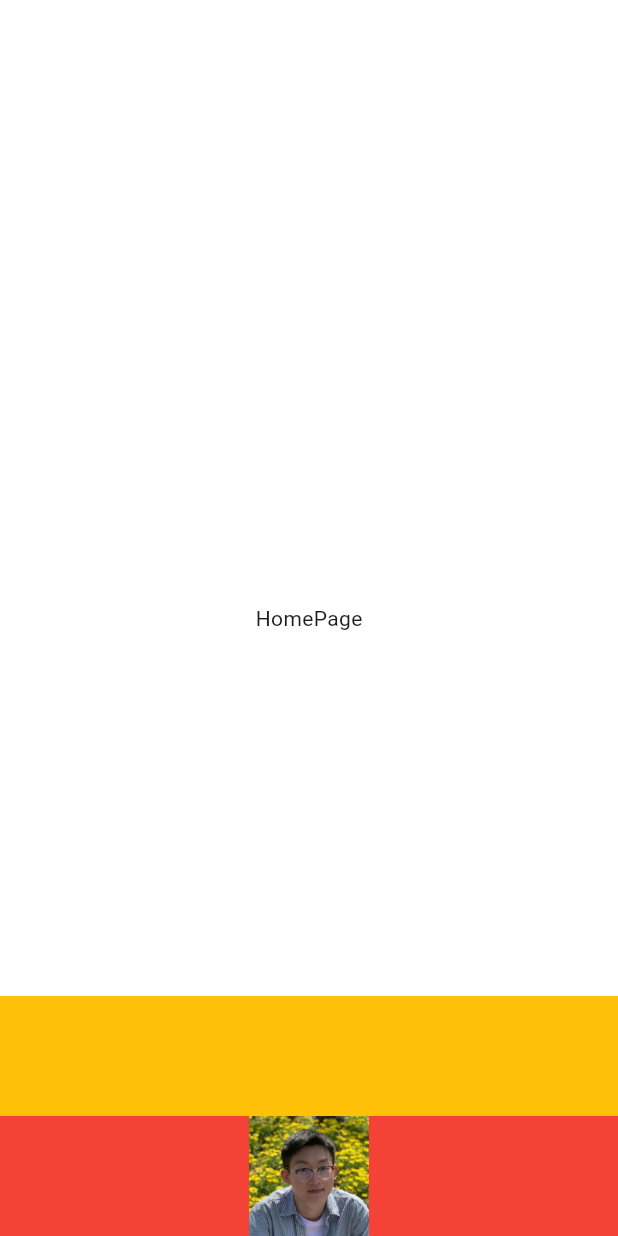
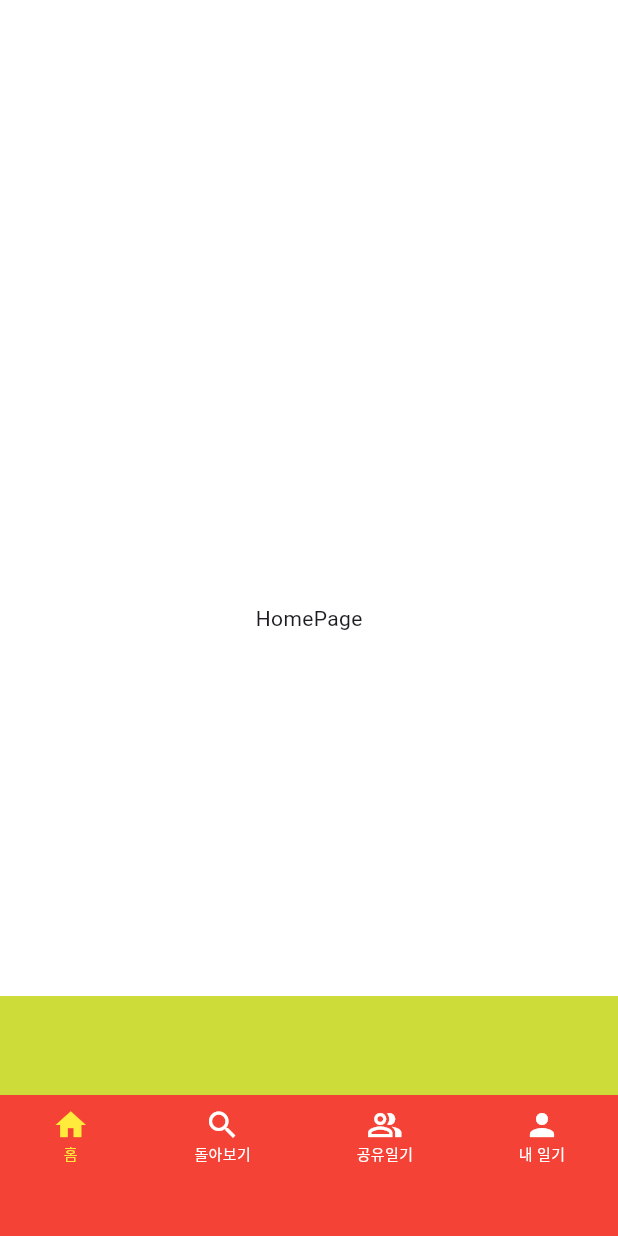
Before and after one commit to FrontStudy/wazzang_diary_app, a Flutter app: the screen it shows after launch, on a phone screen of 412 x 824 dp. Run offline on Flutter 3.47's test engine with Material 3 defaults, Android fonts, the phone set to English and light mode, and no system bars; our stand-ins replace flutter_bloc.

Commit message:
✨Feat: draggable, Scalable한 바텀바와 화면 전환 애니메이션 구현

```diff
--- /dev/null
+++ b/lib/core/routes/sub_navigator_routes.dart
@@ -0,0 +1,28 @@
+import 'package:flutter/material.dart';
+
+import '../../presentation/pages/home_page.dart';
+import '../../presentation/pages/search_page.dart';
+
+class SubNavigatorRoutes {
+  static Route onGenerateRoutes(RouteSettings settings) {
+    switch (settings.name) {
+      case '/':
+        return _materialRoute(const HomePage());
+
+      case '/Search':
+        return _materialRoute(const SearchPage());
+
+      default:
+        return _materialRoute(const HomePage());
+    }
+  }
+
+  static Route<dynamic> _materialRoute(Widget view) {
+    return PageRouteBuilder(
+      pageBuilder: (context, animation, secondaryAnimation) => view,
+      transitionsBuilder: (context, animation, secondaryAnimation, child) {
+        return child;
+      },
+    );
+  }
+}
--- a/lib/main.dart
+++ b/lib/main.dart
@@ -1,97 +1,168 @@
-import 'package:flutter/cupertino.dart';
 import 'package:flutter/material.dart';
 import 'package:flutter_bloc/flutter_bloc.dart';
 
-import 'core/routing/drag_route_cubit.dart';
+import 'presentation/bloc/main/bottom_navigation_bar_cubit.dart';
+import 'presentation/bloc/main/drag_route_cubit.dart';
+import 'presentation/bloc/main/navigator_key_cubit.dart';
+import 'core/routes/sub_navigator_routes.dart';
+import 'presentation/widgets/main/first_bottom_navi_bar.dart';
+import 'presentation/widgets/main/second_bottom_navi_bar.dart';
 
 void main() {
   WidgetsFlutterBinding.ensureInitialized();
-  runApp(const MyApp());
+
+  final GlobalKey<NavigatorState> navigatorKey = GlobalKey<NavigatorState>();
+
+  runApp(MyApp(navigatorKey: navigatorKey));
 }
 
 class MyApp extends StatelessWidget {
-  const MyApp({super.key});
+  final GlobalKey<NavigatorState> navigatorKey;
+  const MyApp({required this.navigatorKey, super.key});
 
-  // This widget is the root of your application.
   @override
   Widget build(BuildContext context) {
     return MaterialApp(
       debugShowCheckedModeBanner: false,
-      home: BlocProvider(
-          create: (_) => DragRouteCubit(), child: const HomePage()),
+      home: MultiBlocProvider(
+        providers: [
+          BlocProvider<DragRouteCubit>(create: (_) => DragRouteCubit()),
+          BlocProvider<BottomNavigationBarCubit>(
+              create: (_) => BottomNavigationBarCubit()),
+          BlocProvider<NavigatorKeyCubit>(
+              create: (_) => NavigatorKeyCubit(navigatorKey))
+        ],
+        child: const MainPage(),
+      ),
     );
   }
 }
 
-class HomePage extends StatelessWidget {
-  const HomePage({super.key});
+class MainPage extends StatefulWidget {
+  const MainPage({super.key});
+
+  @override
+  State<MainPage> createState() => _MainPageState();
+}
+
+class _MainPageState extends State<MainPage> with TickerProviderStateMixin {
+  AnimationController? _controller;
+  Animation<double>? _animation;
+
+  @override
+  void dispose() {
+    _controller?.dispose();
+    super.dispose();
+  }
+
+  void _startAnimation(double start, double end, bool isFirstScale) {
+    Duration duration =
+        Duration(milliseconds: ((end - start).abs() * 100).round());
+    _controller = AnimationController(
+      duration: duration,
+      vsync: this,
+    );
+    _animation = Tween<double>(
+      begin: start, // 시작점
+      end: end, // 종료점 (x축으로 1만큼 이동)
+    ).animate(_controller!)
+      ..addListener(() {
+        if (isFirstScale) {
+          context.read<DragRouteCubit>().updateFirstScale(_animation!.value);
+        } else {
+          context.read<DragRouteCubit>().updateSecondScale(_animation!.value);
+        }
+      });
+
+    _controller!.forward();
+  }
 
   @override
   Widget build(BuildContext context) {
     var screenSize = MediaQuery.of(context).size;
 
+    double firstBottombarHeight = 94;
     double secondBottomBarHeight = 80;
+    double secondBottomBarTopGap = 130;
 
     return Scaffold(
-      body:
-          BlocBuilder<DragRouteCubit, DragState>(builder: (context, dratState) {
+      body: BlocConsumer<DragRouteCubit, DragState>(
+          listener: (context, dragState) {
+        if (dragState.shouldAnimate) {
+          context.read<DragRouteCubit>().resetAnimationFlag();
+          _startAnimation(
+              dragState.isfirstScaleAnimated!
+                  ? dragState.firstScale
+                  : dragState.secondScale,
+              dragState.animateTargetScale!,
+              dragState.isfirstScaleAnimated!);
+        }
+      }, builder: (context, dragState) {
+        double? pipNeedBottom;
+        if (dragState.pageIndex == 0) {
+          pipNeedBottom = 0;
+        } else if (dragState.pageIndex == 1) {
+          if (dragState.firstScale == 1) {
+            pipNeedBottom = null;
+          } else {
+            pipNeedBottom = 0;
+          }
+        } else {
+          pipNeedBottom = null;
+        }
         return Stack(children: [
-          //가장 배경
           Container(
               color: Colors.white,
               height: screenSize.height,
-              child: const Center(child: Text('HomePage'))),
+              child: Navigator(
+                  key: context.read<NavigatorKeyCubit>().state,
+                  onGenerateRoute: SubNavigatorRoutes.onGenerateRoutes)),
+          Positioned(
+              bottom: pipNeedBottom,
+              child: GestureDetector(
+                onTap: (() => context.read<DragRouteCubit>().handlePipTap()),
+                onVerticalDragUpdate: ((details) => context
+                    .read<DragRouteCubit>()
+                    .handlePipDragUpdate(details.primaryDelta!)),
+                onVerticalDragEnd: ((details) =>
+                    context.read<DragRouteCubit>().handlePipDragEnd()),
+                child: Container(
+                  color: Colors.lime,
+                  height: 160 +
+                      (screenSize.height - secondBottomBarHeight) *
+                          dragState.firstScale -
+                      (screenSize.height - secondBottomBarTopGap) *
+                          dragState.secondScale,
+                  width: screenSize.width,
+                ),
+              )),
           Positioned(
               bottom: 0,
               child: GestureDetector(
                 onVerticalDragUpdate: ((details) => context
                     .read<DragRouteCubit>()
-                    .handleDragUpdate(details.primaryDelta!)),
+                    .handleSecondTabDragUpdate(details.primaryDelta!)),
                 onVerticalDragEnd: ((details) =>
-                    context.read<DragRouteCubit>().handleDragEnd()),
-                child: Container(
-                  color: Colors.amber,
-                  height: 160 + (screenSize.height - 160) * dratState.scale,
-                  width: screenSize.width,
-                ),
+                    context.read<DragRouteCubit>().handleSecondTabDragEnd()),
+                child: Opacity(
+                    opacity: dragState.firstScale,
+                    child: SecondBottomNaviBar(
+                        height: secondBottomBarHeight * dragState.firstScale +
+                            (screenSize.height -
+                                    secondBottomBarTopGap -
+                                    secondBottomBarHeight *
+                                        dragState.firstScale) *
+                                dragState.secondScale)),
               )),
-          //상세 페이지의 바텀바
           Positioned(
               bottom: 0,
               child: Opacity(
-                  opacity: dratState.scale,
-                  child: Container(
-                    color: Colors.green,
-                    height: secondBottomBarHeight * dratState.scale,
-                    width: screenSize.width,
-                  ))),
-          Positioned(
-              bottom: 0,
-              child: Opacity(
-                  opacity: 1 - dratState.scale,
-                  child:
-                      CustomBottomNaviBar(height: 80 * (1 - dratState.scale))))
+                  opacity: 1 - dragState.firstScale,
+                  child: FirstBottomNaviBar(
+                      height:
+                          firstBottombarHeight * (1 - dragState.firstScale))))
         ]);
       }),
     );
   }
 }
-
-class CustomBottomNaviBar extends StatefulWidget {
-  const CustomBottomNaviBar({required this.height, super.key});
-  final double height;
-
-  @override
-  State<CustomBottomNaviBar> createState() => _CustomBottomNaviBarState();
-}
-
-class _CustomBottomNaviBarState extends State<CustomBottomNaviBar> {
-  @override
-  Widget build(BuildContext context) {
-    return Container(
-        color: Colors.red,
-        height: widget.height,
-        width: MediaQuery.of(context).size.width,
-        child: Image.asset('assets/images/user_profile_sample.jpg'));
-  }
-}
--- /dev/null
+++ b/lib/presentation/bloc/main/navigator_key_cubit.dart
@@ -0,0 +1,6 @@
+import 'package:flutter/material.dart';
+import 'package:flutter_bloc/flutter_bloc.dart';
+
+class NavigatorKeyCubit extends Cubit<GlobalKey<NavigatorState>> {
+  NavigatorKeyCubit(super.initialKey);
+}
--- /dev/null
+++ b/lib/presentation/pages/home_page.dart
@@ -0,0 +1,17 @@
+import 'package:flutter/material.dart';
+
+class HomePage extends StatelessWidget {
+  const HomePage({super.key});
+
+  @override
+  Widget build(BuildContext context) {
+    return Column(
+      children: [
+        Expanded(
+            child: Container(
+                color: Colors.white,
+                child: const Center(child: Text('HomePage')))),
+      ],
+    );
+  }
+}
--- /dev/null
+++ b/lib/presentation/widgets/main/first_bottom_navi_bar.dart
@@ -0,0 +1,89 @@
+import 'package:flutter/material.dart';
+import 'package:flutter_bloc/flutter_bloc.dart';
+import 'package:wazzang_diary/presentation/bloc/main/bottom_navigation_bar_cubit.dart';
+
+import '../../bloc/main/navigator_key_cubit.dart';
+
+class FirstBottomNaviBar extends StatelessWidget {
+  const FirstBottomNaviBar({required this.height, super.key});
+  final double height;
+
+  @override
+  Widget build(BuildContext context) {
+    return Container(
+      padding: const EdgeInsets.only(top: 8.0),
+      color: Colors.red,
+      height: height,
+      width: MediaQuery.of(context).size.width,
+      child:
+          BlocBuilder<BottomNavigationBarCubit, int>(builder: (context, state) {
+        Color iconColor = Colors.white;
+        Color activeIconColor = Colors.yellow;
+        return Row(
+          mainAxisAlignment: MainAxisAlignment.spaceAround,
+          children: [
+            _tabBarItem(
+                context: context,
+                height: height,
+                index: 0,
+                icon: Icons.home,
+                label: '홈',
+                link: '/',
+                color: state == 0 ? activeIconColor : iconColor),
+            _tabBarItem(
+                context: context,
+                height: height,
+                index: 1,
+                icon: Icons.search,
+                label: '돌아보기',
+                link: '/Search',
+                color: state == 1 ? activeIconColor : iconColor),
+            _tabBarItem(
+                context: context,
+                height: height,
+                index: 2,
+                icon: Icons.people_alt_outlined,
+                label: '공유일기',
+                link: '/Search',
+                color: state == 2 ? activeIconColor : iconColor),
+            _tabBarItem(
+                context: context,
+                height: height,
+                index: 3,
+                icon: Icons.person,
+                label: '내 일기',
+                link: '/Search',
+                color: state == 3 ? activeIconColor : iconColor),
+          ],
+        );
+      }),
+    );
+  }
+
+  Widget _tabBarItem(
+      {required BuildContext context,
+      required double height,
+      required int index,
+      required IconData icon,
+      required String label,
+      required String link,
+      Color? color}) {
+    return SizedBox(
+      height: height,
+      child: GestureDetector(
+        onTap: () {
+          context.read<NavigatorKeyCubit>().state.currentState!.pushNamed(link);
+          context.read<BottomNavigationBarCubit>().changeIndex(index);
+        },
+        child: Column(
+          children: [
+            Flexible(child: Icon(icon, color: color)),
+            Flexible(
+                child:
+                    Text(label, style: TextStyle(color: color, fontSize: 10))),
+          ],
+        ),
+      ),
+    );
+  }
+}
```
Also changed, not shown: lib/core/routing/drag_route_cubit.dart (deleted, +0 -38 lines), lib/presentation/bloc/main/drag_route_cubit.dart (added, +155 -0 lines), lib/presentation/pages/search_page.dart (added, +10 -0 lines), lib/presentation/widgets/main/second_bottom_navi_bar.dart (added, +39 -0 lines), lib/presentation/bloc/main/bottom_navigation_bar_cubit.dart (renamed from lib/core/routing/bottom_navigation_bar_cubit.dart).
